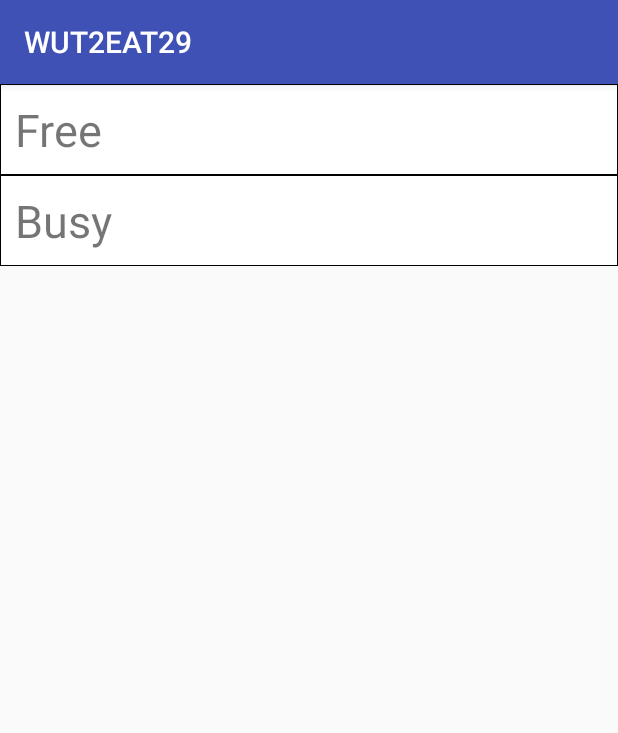
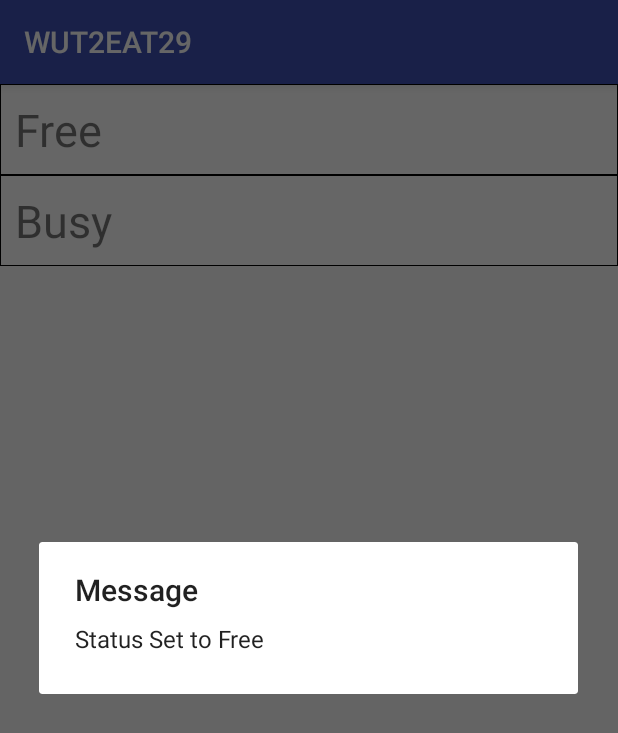
Before and after one commit to LlGOuDaN/WUT2EAT29, an Android app: the fragment SetStatusFragment placed in its activity, after a tap on "Free", on a phone screen of 412 x 824 dp. Shown: the top 733 px of the screen. Run offline under Robolectric (Android 15) with nearby library versions, the phone set to English and light mode, and no system bars; our stand-ins replace Firebase (no records; nobody signed in at launch, a user with empty details on screens opened directly).

Commit message:
reday for demo

```diff
--- a/Project/app/src/main/AndroidManifest.xml
+++ b/Project/app/src/main/AndroidManifest.xml
@@ -30,8 +30,9 @@
             android:label="@string/title" />
         <activity
             android:name=".Activity.LoginActivity"
-            android:label="@string/title_activity_login">
-            <intent-filter>
+            android:label="@string/app_name">
+            <intent-filter android:label="@string/app_name"
+                android:icon="@mipmap/ic_launcher_round">
                 <action android:name="android.intent.action.MAIN" />
                 <category android:name="android.intent.category.LAUNCHER" />
             </intent-filter>
--- a/Project/app/src/main/java/com/example/l8411/wut2eat29/Fragment/BottomNavi/ProfileFragment.java
+++ b/Project/app/src/main/java/com/example/l8411/wut2eat29/Fragment/BottomNavi/ProfileFragment.java
@@ -261,7 +261,7 @@ public class ProfileFragment extends android.support.v4.app.Fragment implements
                     mNickName.setText(newNickName);
                 }
             });
-            builder.setNeutralButton("Upload a Avatar", new DialogInterface.OnClickListener() {
+            builder.setNeutralButton(R.string.upload_avatar, new DialogInterface.OnClickListener() {
                 @Override
                 public void onClick(DialogInterface dialogInterface, int i) {
                     Intent choosePictureIntent = new Intent(Intent.ACTION_PICK,
--- a/Project/app/src/main/java/com/example/l8411/wut2eat29/Fragment/SetStatusFragment.java
+++ b/Project/app/src/main/java/com/example/l8411/wut2eat29/Fragment/SetStatusFragment.java
@@ -1,5 +1,6 @@
 package com.example.l8411.wut2eat29.Fragment;
 
+import android.app.AlertDialog;
 import android.net.Uri;
 import android.os.Bundle;
 import android.app.Fragment;
@@ -13,6 +14,7 @@ import android.widget.TextView;
 
 import com.example.l8411.wut2eat29.Activity.SettingsActivity;
 import com.example.l8411.wut2eat29.R;
+import com.google.android.gms.tasks.OnSuccessListener;
 import com.google.firebase.auth.FirebaseAuth;
 import com.google.firebase.database.DatabaseReference;
 import com.google.firebase.database.FirebaseDatabase;
@@ -70,14 +72,26 @@ public class SetStatusFragment extends android.support.v4.app.Fragment implement
     public void onClick(View view) {
         FirebaseAuth mAuth = FirebaseAuth.getInstance();
         DatabaseReference mRef = FirebaseDatabase.getInstance().getReference();
+        final AlertDialog.Builder builder = new AlertDialog.Builder(getContext());
 
         if(view.getId() == R.id.textViewFree){
-            mRef.child("user").child(mAuth.getCurrentUser().getUid()).child("status").setValue(0);
+            mRef.child("user").child(mAuth.getCurrentUser().getUid()).child("status").setValue(0).addOnSuccessListener(new OnSuccessListener<Void>() {
+                @Override
+                public void onSuccess(Void aVoid) {
+                    builder.setTitle(R.string.message);
+                    builder.setMessage(R.string.status_free);
+                    builder.create().show();
+                }
+            });
+
             return;
         }
 
         if(view.getId() == R.id.textViewBusy){
             mRef.child("user").child(mAuth.getCurrentUser().getUid()).child("status").setValue(1);
+            builder.setTitle(R.string.message);
+            builder.setMessage(R.string.status_busy);
+            builder.create().show();
             return;
         }
 
--- a/Project/app/src/main/res/values/strings.xml
+++ b/Project/app/src/main/res/values/strings.xml
@@ -74,6 +74,10 @@
     <string name="are_you_sure">Are you sure?</string>
     <string name="make_choice_first">Please make a choice first.</string>
     <string name="notification_sent">Notification sent out!</string>
+    <string name="message">Message</string>
+    <string name="status_free">Status Set to Free</string>
+    <string name="status_busy">Status Set to Busy</string>
+    <string name="upload_avatar">Upload a Avatar</string>
 
 
 </resources>
```
Also changed, not shown: Project/app/src/main/java/com/example/l8411/wut2eat29/Activity/MainActivity.java (+8 -4 lines), Project/app/src/main/java/com/example/l8411/wut2eat29/Fragment/BottomNavi/FriendListFragment.java (+10 -1 lines), Project/app/src/main/java/com/example/l8411/wut2eat29/Fragment/StartAVoteFragment.java (+20 -6 lines), 1 other file.
